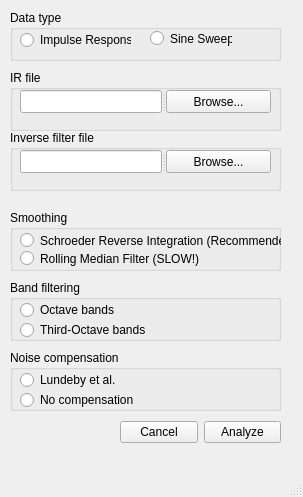
juanmartinvk/VKNG2, file gui_setup.ui: the form before one commit.
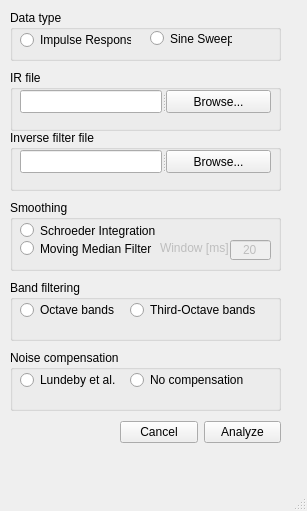
The form after the commit.

Commit message: Ventana mediana movil

```diff
--- a/gui_setup.ui
+++ b/gui_setup.ui
@@ -9,8 +9,8 @@
    <rect>
     <x>0</x>
     <y>0</y>
-    <width>303</width>
-    <height>497</height>
+    <width>307</width>
+    <height>511</height>
    </rect>
   </property>
   <property name="windowTitle">
@@ -82,9 +82,9 @@
     <property name="geometry">
      <rect>
       <x>10</x>
-      <y>210</y>
+      <y>200</y>
       <width>271</width>
-      <height>61</height>
+      <height>71</height>
      </rect>
     </property>
     <property name="title">
@@ -100,7 +100,7 @@
       </rect>
      </property>
      <property name="text">
-      <string>Schroeder Reverse Integration (Recommended)</string>
+      <string>Schroeder Integration</string>
      </property>
     </widget>
     <widget class="QRadioButton" name="medianButton">
@@ -113,7 +113,42 @@
       </rect>
      </property>
      <property name="text">
-      <string>Rolling Median Filter (SLOW!)</string>
+      <string>Moving Median Filter</string>
+     </property>
+    </widget>
+    <widget class="QLineEdit" name="windowText">
+     <property name="enabled">
+      <bool>false</bool>
+     </property>
+     <property name="geometry">
+      <rect>
+       <x>220</x>
+       <y>40</y>
+       <width>41</width>
+       <height>20</height>
+      </rect>
+     </property>
+     <property name="text">
+      <string>20</string>
+     </property>
+     <property name="alignment">
+      <set>Qt::AlignCenter</set>
+     </property>
+    </widget>
+    <widget class="QLabel" name="windowLabel">
+     <property name="enabled">
+      <bool>false</bool>
+     </property>
+     <property name="geometry">
+      <rect>
+       <x>150</x>
+       <y>40</y>
+       <width>71</width>
+       <height>16</height>
+      </rect>
+     </property>
+     <property name="text">
+      <string>Window [ms]</string>
      </property>
     </widget>
    </widget>
@@ -145,8 +180,8 @@
     <widget class="QRadioButton" name="thirdOctaveButton">
      <property name="geometry">
       <rect>
-       <x>10</x>
-       <y>40</y>
+       <x>120</x>
+       <y>20</y>
        <width>145</width>
        <height>20</height>
       </rect>
@@ -258,8 +293,8 @@
     <widget class="QRadioButton" name="noCompButton">
      <property name="geometry">
       <rect>
-       <x>10</x>
-       <y>40</y>
+       <x>120</x>
+       <y>20</y>
        <width>145</width>
        <height>20</height>
       </rect>
```
Left out of the diff: 2 changed lines with no effect on the pictures. The commit also changes 2 other files.
